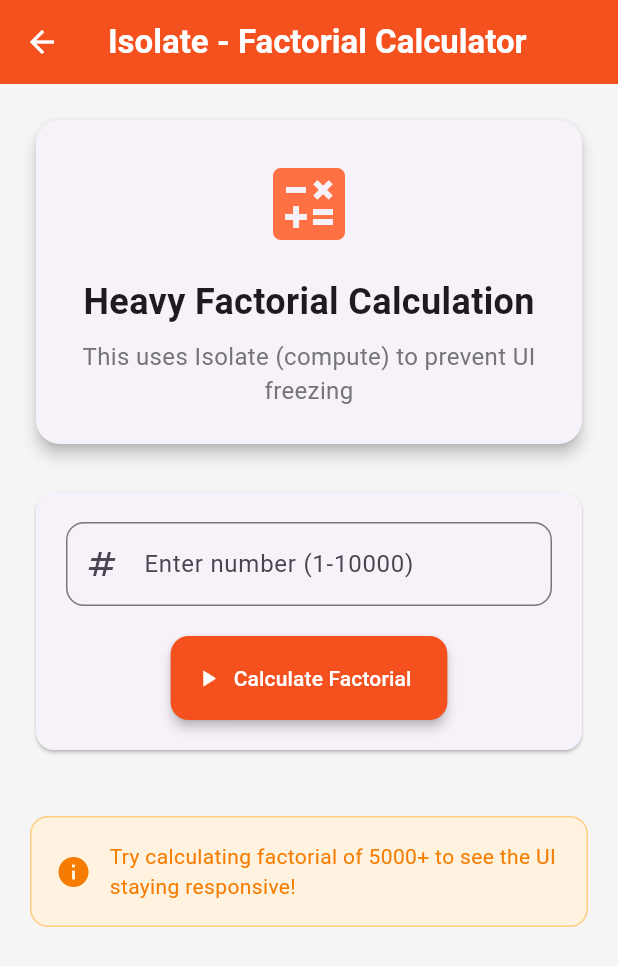
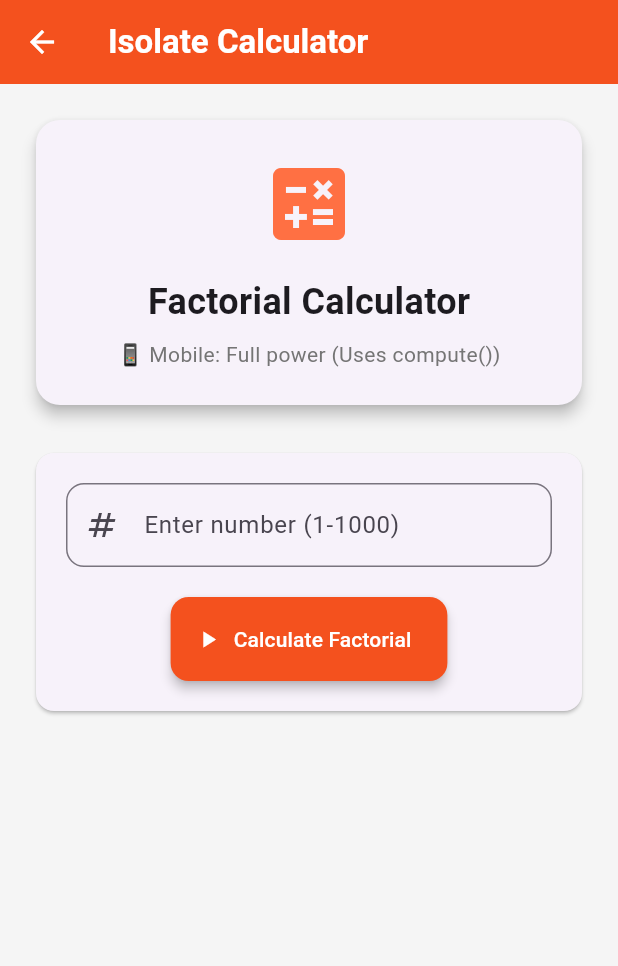
Before and after one commit to transybz-byte/LT_Week4, a Flutter app: the IsolateScreen screen opened directly, on a phone screen of 412 x 824 dp. Shown: the top 966 px of the screen. Run offline on Flutter 3.47's test engine with Material 3 defaults, Android fonts, the phone set to English and light mode, and no system bars; our stand-ins replace shared_preferences; accounts and stored records are empty.

Commit message:
Update new UI

```diff
--- a/lib/main.dart
+++ b/lib/main.dart
@@ -1,9 +1,9 @@
 import 'package:flutter/material.dart';
 import 'contacts_list.dart';
-import 'grid_view_screen.dart';
+import 'screens/grid_view_screen.dart';
 import 'shared_prefs_screen.dart';
-import 'async_screen.dart';
-import 'isolate_screen.dart';
+import 'screens/async_screen.dart';
+import 'screens/isolate_screen.dart';
 
 void main() {
   runApp(MyApp());
--- a/lib/isolate_screen.dart
+++ b/lib/screens/isolate_screen.dart
@@ -1,6 +1,5 @@
 import 'package:flutter/material.dart';
 import 'package:flutter/foundation.dart';
-import 'dart:isolate';
 
 class IsolateScreen extends StatefulWidget {
   @override
@@ -12,20 +11,13 @@ class _IsolateScreenState extends State<IsolateScreen> {
   bool _isCalculating = false;
   final TextEditingController _numberController = TextEditingController();
 
-  // Function to calculate factorial in isolate
-  static BigInt _calculateFactorial(int n) {
-    BigInt result = BigInt.one;
-    for (int i = 2; i <= n; i++) {
-      result *= BigInt.from(i);
-    }
-    return result;
-  }
-
+  // ✅ SỬA: Dùng compute() thay vì dart:isolate trực tiếp
   Future<void> _calculateFactorialInIsolate() async {
     final input = int.tryParse(_numberController.text);
-    if (input == null || input <= 0 || input > 10000) {
+    if (input == null || input <= 0 || input > 1000) {
+      // Giảm limit cho Web
       ScaffoldMessenger.of(context).showSnackBar(
-        SnackBar(content: Text('Please enter a number between 1 and 10000')),
+        SnackBar(content: Text('Please enter a number between 1 and 1000')),
       );
       return;
     }
@@ -33,7 +25,7 @@ class _IsolateScreenState extends State<IsolateScreen> {
     setState(() => _isCalculating = true);
 
     try {
-      final result = await compute(_calculateFactorialInIsolateFunction, input);
+      final result = await compute(_calculateFactorial, input);
       if (mounted) {
         setState(() {
           _factorialResult = input;
@@ -51,15 +43,19 @@ class _IsolateScreenState extends State<IsolateScreen> {
       if (mounted) {
         setState(() => _isCalculating = false);
         ScaffoldMessenger.of(context).showSnackBar(
-          SnackBar(content: Text('Error calculating factorial: $e')),
+          SnackBar(content: Text('Error: $e')),
         );
       }
     }
   }
 
-  // This function runs in isolate
-  static BigInt _calculateFactorialInIsolateFunction(int n) {
-    return _calculateFactorial(n);
+  // ✅ Function chạy trong Isolate (compute yêu cầu static/top-level)
+  static BigInt _calculateFactorial(int n) {
+    BigInt result = BigInt.one;
+    for (int i = 2; i <= n; i++) {
+      result *= BigInt.from(i);
+    }
+    return result;
   }
 
   String _formatNumber(dynamic number) {
@@ -74,7 +70,8 @@ class _IsolateScreenState extends State<IsolateScreen> {
     return Scaffold(
       backgroundColor: Colors.grey[100],
       appBar: AppBar(
-        title: Text('Isolate - Factorial Calculator', style: TextStyle(fontWeight: FontWeight.bold)),
+        title: Text('Isolate Calculator',
+            style: TextStyle(fontWeight: FontWeight.bold)),
         backgroundColor: Colors.deepOrange[600],
         foregroundColor: Colors.white,
         elevation: 0,
@@ -86,25 +83,26 @@ class _IsolateScreenState extends State<IsolateScreen> {
           children: [
             Card(
               elevation: 4,
-              shape: RoundedRectangleBorder(borderRadius: BorderRadius.circular(16)),
+              shape: RoundedRectangleBorder(
+                  borderRadius: BorderRadius.circular(16)),
               child: Padding(
                 padding: EdgeInsets.all(24),
                 child: Column(
                   children: [
-                    Icon(
-                      Icons.calculate,
-                      size: 64,
-                      color: Colors.deepOrange[400],
-                    ),
+                    Icon(Icons.calculate,
+                        size: 64, color: Colors.deepOrange[400]),
                     SizedBox(height: 16),
                     Text(
-                      'Heavy Factorial Calculation',
-                      style: TextStyle(fontSize: 24, fontWeight: FontWeight.bold),
+                      'Factorial Calculator',
+                      style:
+                          TextStyle(fontSize: 24, fontWeight: FontWeight.bold),
                     ),
                     SizedBox(height: 8),
                     Text(
-                      'This uses Isolate (compute) to prevent UI freezing',
-                      style: TextStyle(fontSize: 16, color: Colors.grey[600]),
+                      kIsWeb
+                          ? '🕸️ Web: Limited to 1000! (Uses compute())'
+                          : '📱 Mobile: Full power (Uses compute())',
+                      style: TextStyle(fontSize: 14, color: Colors.grey[600]),
                       textAlign: TextAlign.center,
                     ),
                   ],
@@ -121,14 +119,16 @@ class _IsolateScreenState extends State<IsolateScreen> {
                       controller: _numberController,
                       keyboardType: TextInputType.number,
                       decoration: InputDecoration(
-                        labelText: 'Enter number (1-10000)',
+                        labelText: 'Enter number (1-1000)',
                         prefixIcon: Icon(Icons.numbers),
-                        border: OutlineInputBorder(borderRadius: BorderRadius.circular(12)),
+                        border: OutlineInputBorder(
+                            borderRadius: BorderRadius.circular(12)),
                         suffixIcon: _isCalculating
                             ? SizedBox(
                                 width: 20,
                                 height: 20,
-                                child: CircularProgressIndicator(strokeWidth: 2),
+                                child:
+                                    CircularProgressIndicator(strokeWidth: 2),
                               )
                             : null,
                       ),
@@ -138,19 +138,25 @@ class _IsolateScreenState extends State<IsolateScreen> {
                     SizedBox(
                       height: 56,
                       child: ElevatedButton.icon(
-                        onPressed: _isCalculating ? null : _calculateFactorialInIsolate,
+                        onPressed: _isCalculating
+                            ? null
+                            : _calculateFactorialInIsolate,
                         icon: _isCalculating
                             ? SizedBox(
                                 width: 20,
                                 height: 20,
-                                child: CircularProgressIndicator(strokeWidth: 2, color: Colors.white),
+                                child: CircularProgressIndicator(
+                                    strokeWidth: 2, color: Colors.white),
                               )
                             : Icon(Icons.play_arrow),
-                        label: Text(_isCalculating ? 'Calculating...' : 'Calculate Factorial'),
+                        label: Text(_isCalculating
+                            ? 'Calculating...'
+                            : 'Calculate Factorial'),
                         style: ElevatedButton.styleFrom(
                           backgroundColor: Colors.deepOrange[600],
                           foregroundColor: Colors.white,
-                          shape: RoundedRectangleBorder(borderRadius: BorderRadius.circular(12)),
+                          shape: RoundedRectangleBorder(
+                              borderRadius: BorderRadius.circular(12)),
                           elevation: 3,
                         ),
                       ),
@@ -163,7 +169,9 @@ class _IsolateScreenState extends State<IsolateScreen> {
             if (_factorialResult > 0) ...[
               Card(
                 elevation: 6,
-                shape: RoundedRectangleBorder(borderRadius: BorderRadius.circular(16)),
+                shape: RoundedRectangleBorder(
+                    borderRadius: BorderRadius.circular(16)),
+                color: Colors.green[50],
                 child: Padding(
                   padding: EdgeInsets.all(24),
                   child: Column(
@@ -172,21 +180,22 @@ class _IsolateScreenState extends State<IsolateScreen> {
                         mainAxisAlignment: MainAxisAlignment.spaceBetween,
                         children: [
                           Text(
-                            'Result',
-                            style: TextStyle(fontSize: 20, fontWeight: FontWeight.bold),
+                            '✅ Result',
+                            style: TextStyle(
+                                fontSize: 20, fontWeight: FontWeight.bold),
                           ),
                           Container(
-                            padding: EdgeInsets.symmetric(horizontal: 12, vertical: 6),
+                            padding: EdgeInsets.symmetric(
+                                horizontal: 12, vertical: 6),
                             decoration: BoxDecoration(
                               color: Colors.green[100],
                               borderRadius: BorderRadius.circular(20),
                             ),
                             child: Text(
-                              'Completed ✅',
+                              'Completed',
                               style: TextStyle(
-                                color: Colors.green[800],
-                                fontWeight: FontWeight.bold,
-                              ),
+                                  color: Colors.green[800],
+                                  fontWeight: FontWeight.bold),
                             ),
                           ),
                         ],
@@ -195,9 +204,15 @@ class _IsolateScreenState extends State<IsolateScreen> {
                       Container(
                         padding: EdgeInsets.all(20),
                         decoration: BoxDecoration(
-                          color: Colors.grey[100],
+                          color: Colors.white,
                           borderRadius: BorderRadius.circular(12),
-                          border: Border.all(color: Colors.grey[300]!),
+                          boxShadow: [
+                            BoxShadow(
+                              color: Colors.green.withOpacity(0.1),
+                              blurRadius: 10,
+                              spreadRadius: 2,
+                            ),
+                          ],
                         ),
                         child: Column(
                           children: [
@@ -213,7 +228,8 @@ class _IsolateScreenState extends State<IsolateScreen> {
                             SizedBox(height: 8),
                             Text(
                               'Factorial of $_factorialResult',
-                              style: TextStyle(fontSize: 16, color: Colors.grey[600]),
+                              style: TextStyle(
+                                  fontSize: 16, color: Colors.grey[600]),
                             ),
                           ],
                         ),
@@ -223,30 +239,15 @@ class _IsolateScreenState extends State<IsolateScreen> {
                 ),
               ),
             ],
-            SizedBox(height: 16),
-            Container(
-              padding: EdgeInsets.all(16),
-              decoration: BoxDecoration(
-                color: Colors.orange[50],
-                borderRadius: BorderRadius.circular(12),
-                border: Border.all(color: Colors.orange[200]!),
-              ),
-              child: Row(
-                children: [
-                  Icon(Icons.info, color: Colors.orange[700]),
-                  SizedBox(width: 12),
-                  Expanded(
-                    child: Text(
-                      'Try calculating factorial of 5000+ to see the UI staying responsive!',
-                      style: TextStyle(fontSize: 14, color: Colors.orange[700]),
-                    ),
-                  ),
-                ],
-              ),
-            ),
           ],
         ),
       ),
     );
   }
+
+  @override
+  void dispose() {
+    _numberController.dispose();
+    super.dispose();
+  }
 }
```
Also changed, not shown: lib/screens/async_screen.dart (renamed from lib/async_screen.dart), lib/screens/grid_view_screen.dart (renamed from lib/grid_view_screen.dart).
